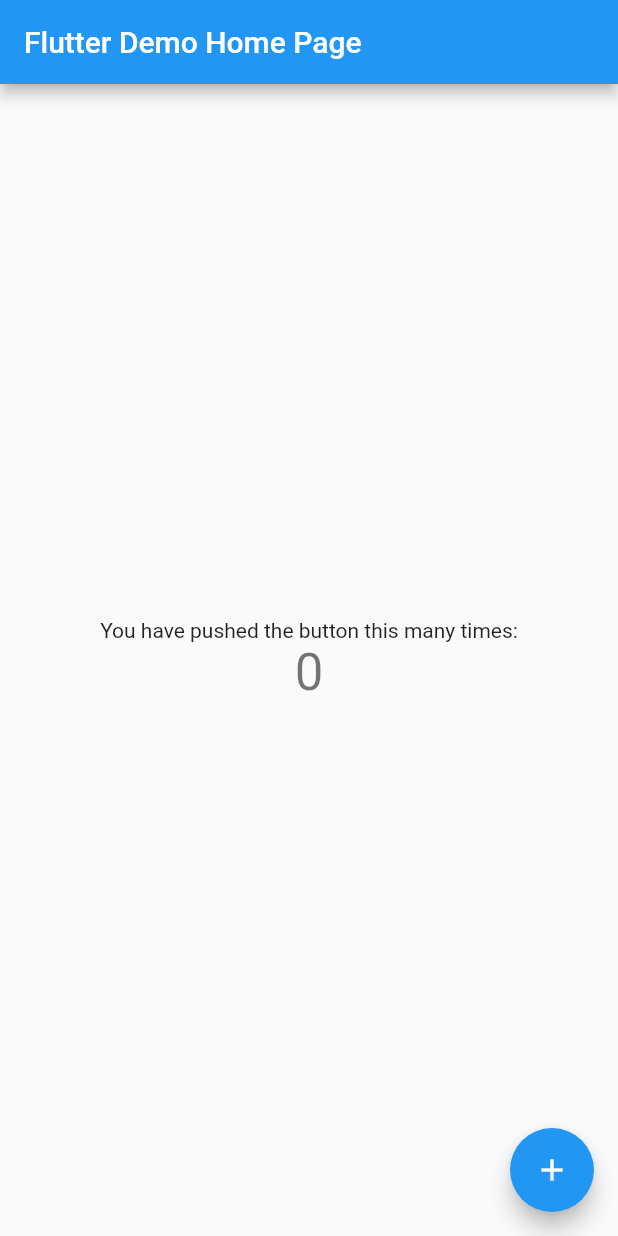
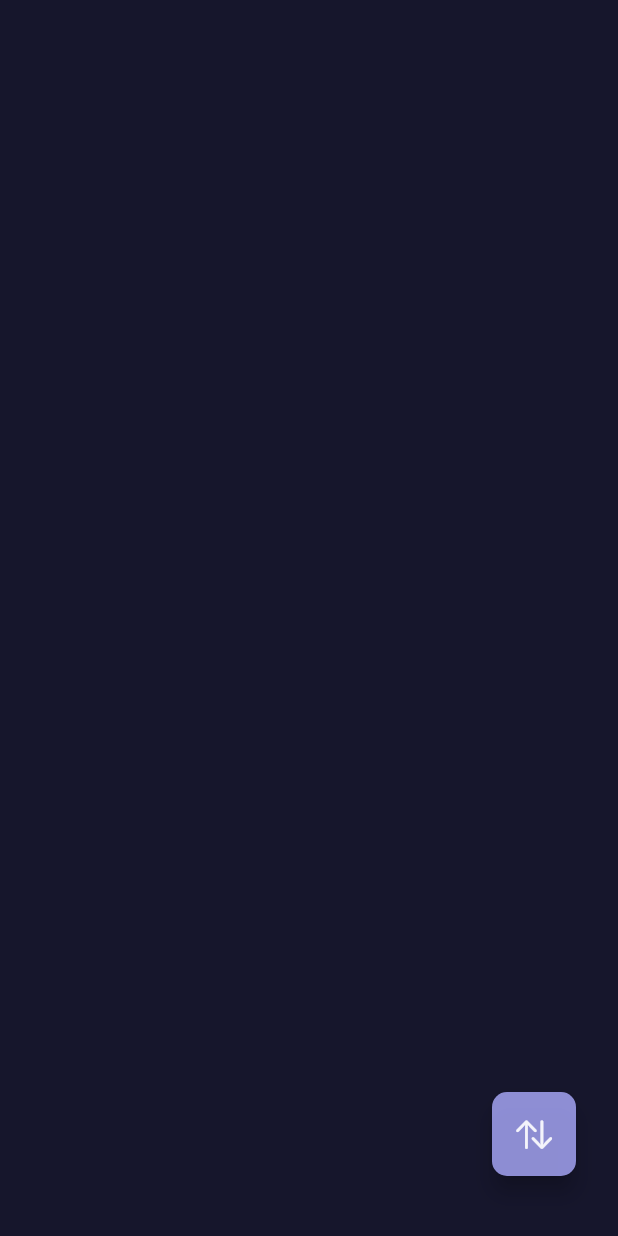
Before and after one commit to Louis-Ian/DogeFinances, a Flutter app: the screen it shows after launch, on a phone screen of 412 x 824 dp. Run offline on Flutter 3.47's test engine with Material 2 defaults, Android fonts, the light colour scheme and no system bars.

Commit message:
Home screen color and button

```diff
--- a/doge_finances/lib/main.dart
+++ b/doge_finances/lib/main.dart
@@ -1,113 +1,67 @@
+import 'package:flutter/cupertino.dart';
 import 'package:flutter/material.dart';
+import 'package:doge_finances/colors.dart';
 
 void main() {
   runApp(MyApp());
 }
 
 class MyApp extends StatelessWidget {
-  // This widget is the root of your application.
   @override
   Widget build(BuildContext context) {
     return MaterialApp(
-      title: 'Flutter Demo',
-      theme: ThemeData(
-        // This is the theme of your application.
-        //
-        // Try running your application with "flutter run". You'll see the
-        // application has a blue toolbar. Then, without quitting the app, try
-        // changing the primarySwatch below to Colors.green and then invoke
-        // "hot reload" (press "r" in the console where you ran "flutter run",
-        // or simply save your changes to "hot reload" in a Flutter IDE).
-        // Notice that the counter didn't reset back to zero; the application
-        // is not restarted.
-        primarySwatch: Colors.blue,
-      ),
-      home: MyHomePage(title: 'Flutter Demo Home Page'),
+      title: 'Doge Finances',
+      home: MyHomePage(),
     );
   }
 }
 
 class MyHomePage extends StatefulWidget {
-  MyHomePage({Key? key, required this.title}) : super(key: key);
-
-  // This widget is the home page of your application. It is stateful, meaning
-  // that it has a State object (defined below) that contains fields that affect
-  // how it looks.
-
-  // This class is the configuration for the state. It holds the values (in this
-  // case the title) provided by the parent (in this case the App widget) and
-  // used by the build method of the State. Fields in a Widget subclass are
-  // always marked "final".
-
-  final String title;
 
   @override
   _MyHomePageState createState() => _MyHomePageState();
 }
 
 class _MyHomePageState extends State<MyHomePage> {
-  int _counter = 0;
-
-  void _incrementCounter() {
-    setState(() {
-      // This call to setState tells the Flutter framework that something has
-      // changed in this State, which causes it to rerun the build method below
-      // so that the display can reflect the updated values. If we changed
-      // _counter without calling setState(), then the build method would not be
-      // called again, and so nothing would appear to happen.
-      _counter++;
-    });
-  }
-
   @override
   Widget build(BuildContext context) {
-    // This method is rerun every time setState is called, for instance as done
-    // by the _incrementCounter method above.
-    //
-    // The Flutter framework has been optimized to make rerunning build methods
-    // fast, so that you can just rebuild anything that needs updating rather
-    // than having to individually change instances of widgets.
     return Scaffold(
-      appBar: AppBar(
-        // Here we take the value from the MyHomePage object that was created by
-        // the App.build method, and use it to set our appbar title.
-        title: Text(widget.title),
-      ),
-      body: Center(
-        // Center is a layout widget. It takes a single child and positions it
-        // in the middle of the parent.
-        child: Column(
-          // Column is also a layout widget. It takes a list of children and
-          // arranges them vertically. By default, it sizes itself to fit its
-          // children horizontally, and tries to be as tall as its parent.
-          //
-          // Invoke "debug painting" (press "p" in the console, choose the
-          // "Toggle Debug Paint" action from the Flutter Inspector in Android
-          // Studio, or the "Toggle Debug Paint" command in Visual Studio Code)
-          // to see the wireframe for each widget.
-          //
-          // Column has various properties to control how it sizes itself and
-          // how it positions its children. Here we use mainAxisAlignment to
-          // center the children vertically; the main axis here is the vertical
-          // axis because Columns are vertical (the cross axis would be
-          // horizontal).
-          mainAxisAlignment: MainAxisAlignment.center,
-          children: <Widget>[
-            Text(
-              'You have pushed the button this many times:',
-            ),
-            Text(
-              '$_counter',
-              style: Theme.of(context).textTheme.headline4,
-            ),
-          ],
+      backgroundColor: dogeMidnight,
+      floatingActionButton: Padding(
+        padding: const EdgeInsets.fromLTRB(0, 0, 12, 24),
+        child: FloatingActionButton(
+          onPressed: () {
+
+          },
+          child: Icon(
+            CupertinoIcons.arrow_up_arrow_down,
+            color: dogeWhite.withOpacity(0.9),
+          ),
+          shape: RoundedRectangleBorder(borderRadius:
+            BorderRadius.all(Radius.circular(10)),
+          ),
+          backgroundColor: dogeLilac.withOpacity(0.8),
         ),
       ),
-      floatingActionButton: FloatingActionButton(
-        onPressed: _incrementCounter,
-        tooltip: 'Increment',
-        child: Icon(Icons.add),
-      ), // This trailing comma makes auto-formatting nicer for build methods.
     );
   }
 }
+
+class AddAccountButton extends StatefulWidget {
+  // const AddAccountButton({Key key}) : super(key: key);
+
+  @override
+  _AddAccountButtonState createState() => _AddAccountButtonState();
+}
+
+class _AddAccountButtonState extends State<AddAccountButton> {
+  @override
+  Widget build(BuildContext context) {
+    return FloatingActionButton.extended(
+      onPressed: (){
+
+      },
+      label: Text("Adicionar Conta"),
+    );
+  }
+}
```
